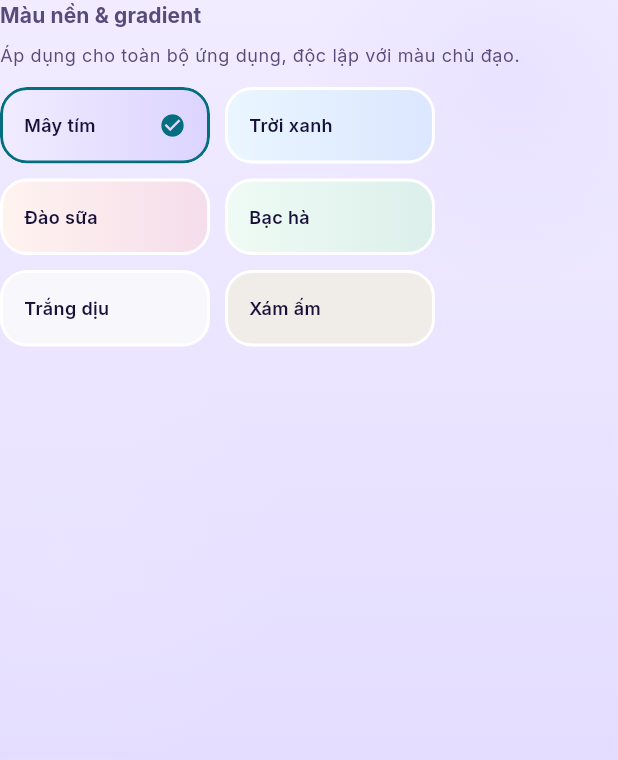
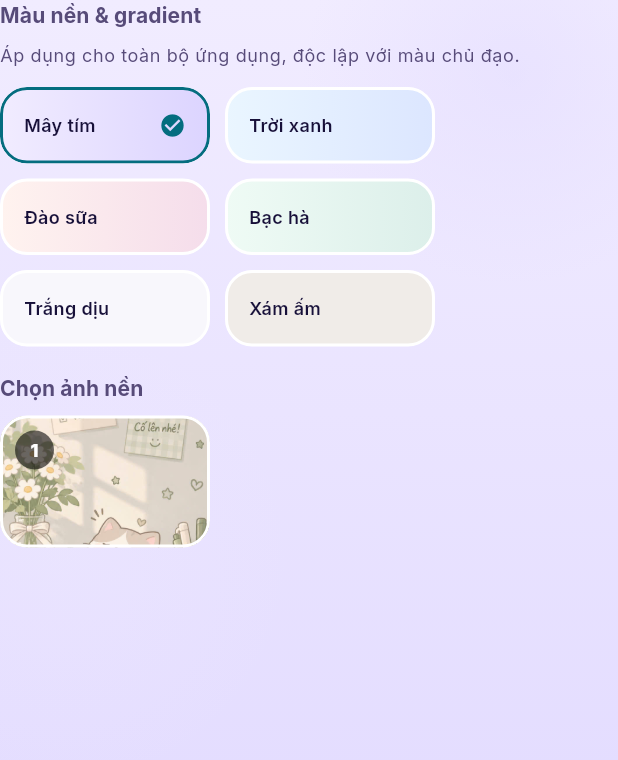
Before and after one commit to loc2406/MochiApp, a Flutter app: the BackgroundPicker widget shown alone on an empty page, opened directly, after a tap on "Mây tím", on a phone screen of 412 x 824 dp. Shown: the top 760 px of the screen. Run offline on Flutter 3.47's test engine with Material 3 defaults, Android fonts, the phone set to English and light mode, and no system bars; our stand-ins replace firebase_core, firebase_messaging, flutter_local_notifications, flutter_markdown_plus, image_picker, shared_preferences and 2 more; missing offline and left inert: flutter_math_fork, markdown; accounts and stored records are empty.

Commit message:
apply select image for background screen

```diff
--- a/02-source/flutter-app/lib/features/profile/profile_calendar_screen.dart
+++ b/02-source/flutter-app/lib/features/profile/profile_calendar_screen.dart
@@ -30,7 +30,7 @@ class _ProfileCalendarScreenState extends State<ProfileCalendarScreen> {
     final palette = MochiPalette.of(context);
 
     return Scaffold(
-      backgroundColor: palette.pageTop,
+      backgroundColor: Colors.transparent,
       body: CustomScrollView(
         slivers: [
           SliverPadding(
--- a/02-source/flutter-app/lib/features/settings/background_picker.dart
+++ b/02-source/flutter-app/lib/features/settings/background_picker.dart
@@ -87,7 +87,108 @@ class BackgroundPicker extends StatelessWidget {
               ),
           ],
         ),
+        const SizedBox(height: 18),
+        Text(
+          'Chọn ảnh nền',
+          style: Theme.of(context).textTheme.labelLarge
+              ?.copyWith(color: p.muted, fontWeight: FontWeight.w700),
+        ),
+        const SizedBox(height: 8),
+        Wrap(
+          spacing: 10,
+          runSpacing: 10,
+          children: [
+            _BackgroundImageOption(
+              number: 1,
+              assetPath: 'assets/bg/bg-01.jpg',
+              selected: store.profile.backgroundPreset == 'image-1',
+              onTap: () {
+                store.profile.backgroundPreset = 'image-1';
+                store.save();
+              },
+            ),
+          ],
+        ),
       ],
     );
   }
 }
+
+class _BackgroundImageOption extends StatelessWidget {
+  final int number;
+  final String assetPath;
+  final bool selected;
+  final VoidCallback onTap;
+
+  const _BackgroundImageOption({
+    required this.number,
+    required this.assetPath,
+    required this.selected,
+    required this.onTap,
+  });
+
+  @override
+  Widget build(BuildContext context) {
+    final p = PastelPalette.of(context);
+    return Semantics(
+      selected: selected,
+      button: true,
+      label: 'Ảnh nền $number',
+      child: SizedBox(
+        width: 140,
+        height: 88,
+        child: Material(
+          clipBehavior: Clip.antiAlias,
+          borderRadius: BorderRadius.circular(18),
+          child: InkWell(
+            key: ValueKey('background-image-$number'),
+            onTap: onTap,
+            child: Ink(
+              decoration: BoxDecoration(
+                image: DecorationImage(
+                  image: AssetImage(assetPath),
+                  fit: BoxFit.cover,
+                ),
+                borderRadius: BorderRadius.circular(18),
+                border: Border.all(
+                  color: selected ? p.action : p.border,
+                  width: 2,
+                ),
+              ),
+              child: Stack(
+                children: [
+                  Positioned(
+                    left: 8,
+                    top: 8,
+                    child: CircleAvatar(
+                      radius: 13,
+                      backgroundColor: Colors.black.withValues(alpha: 0.58),
+                      child: Text(
+                        '$number',
+                        style: const TextStyle(
+                          color: Colors.white,
+                          fontSize: 12,
+                          fontWeight: FontWeight.w800,
+                        ),
+                      ),
+                    ),
+                  ),
+                  if (selected)
+                    Positioned(
+                      right: 8,
+                      top: 8,
+                      child: Icon(
+                        Icons.check_circle,
+                        size: 20,
+                        color: p.action,
+                      ),
+                    ),
+                ],
+              ),
+            ),
+          ),
+        ),
+      ),
+    );
+  }
+}
--- a/02-source/flutter-app/lib/main.dart
+++ b/02-source/flutter-app/lib/main.dart
@@ -73,12 +73,20 @@ class MochiApp extends StatelessWidget {
       child: Consumer<MochiStore>(
         builder: (context, store, _) {
           final accent = MochiPresets.accentFor(store.profile.themePreset);
+          final usePhotoBackground =
+              store.profile.backgroundPreset == 'image-1';
           final active = visuals.copyWith(
             highContrast: store.profile.highContrast,
             reduceMotion: store.profile.reducedMotion,
             haptics: store.profile.hapticEnabled,
             backdrop: visuals.backdrop.copyWith(
               preset: store.profile.backgroundPreset,
+              kind: usePhotoBackground
+                  ? MochiBackdropKind.image
+                  : MochiBackdropKind.gradient,
+              image: usePhotoBackground
+                  ? const AssetImage('assets/bg/bg-01.jpg')
+                  : null,
             ),
           );
           return MaterialApp(
--- a/02-source/flutter-app/pubspec.yaml
+++ b/02-source/flutter-app/pubspec.yaml
@@ -122,3 +122,4 @@ flutter:
     - assets/animations/
     - assets/app_logo.png
     - assets/images/
+    - assets/bg/
```
Also changed, not shown: 02-source/flutter-app/lib/design/pastel/pastel_components.dart (+12 -4 lines), 02-source/flutter-app/lib/features/ai_tutor/ai_tutor_screen.dart (+16 -6 lines), 02-source/flutter-app/assets/bg/bg-01.jpg (added).
